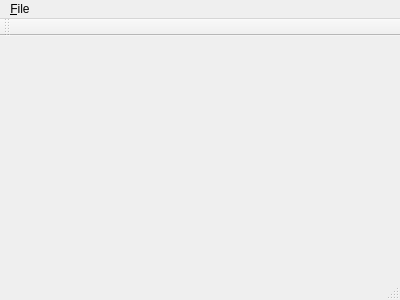
First picture: the form in mainwindow.ui, repository xgdgsc/Image-Retrieval-using-Histgrams, before the edit.
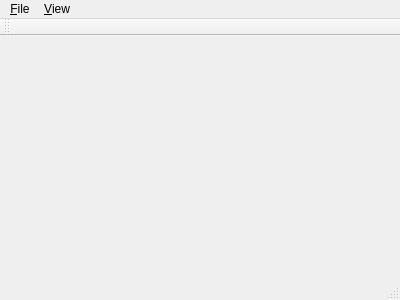
Second picture: the form after the edit.

Commit message: learned UI designing function,need scaling support

```diff
--- a/mainwindow.ui
+++ b/mainwindow.ui
@@ -30,7 +30,15 @@
     <addaction name="actionOpen"/>
     <addaction name="actionExit"/>
    </widget>
+   <widget class="QMenu" name="menu_View">
+    <property name="title">
+     <string>&amp;View</string>
+    </property>
+    <addaction name="action_Actual_Size"/>
+    <addaction name="action_Fit_to_Window"/>
+   </widget>
    <addaction name="menuFile"/>
+   <addaction name="menu_View"/>
   </widget>
   <widget class="QToolBar" name="mainToolBar">
    <attribute name="toolBarArea">
```
Left out of the diff: 19 changed lines with no effect on the pictures. The commit also changes 3 other files.
